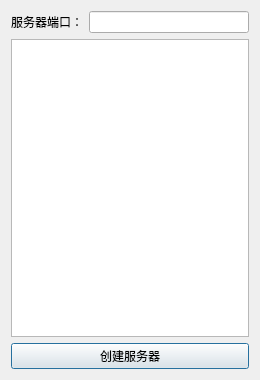
Jearyhao/MyChat, file Server/serverdialog.ui: the form before one commit.
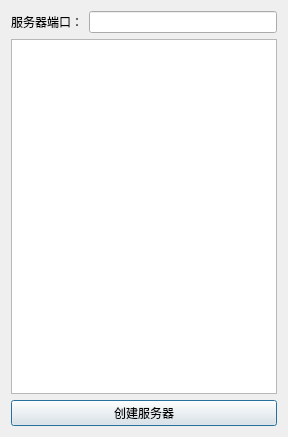
The form after the commit.

Commit message: complete login UI

Diff of the .ui file:
```diff
--- a/Server/serverdialog.ui
+++ b/Server/serverdialog.ui
@@ -6,8 +6,8 @@
    <rect>
     <x>0</x>
     <y>0</y>
-    <width>260</width>
-    <height>380</height>
+    <width>288</width>
+    <height>437</height>
    </rect>
   </property>
   <property name="windowTitle">
```
The commit also changes 4 other files.
